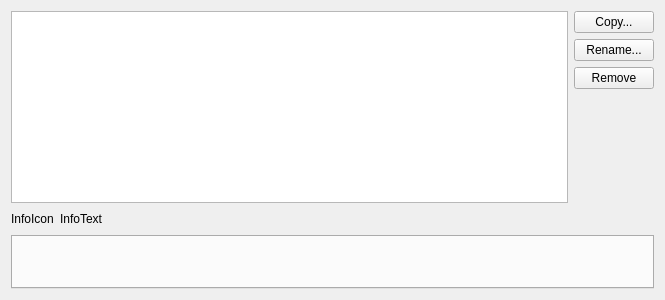
Old version of the form src/plugins/cpptools/clangdiagnosticconfigswidget.ui in the repository qt-creator/qt-creator.
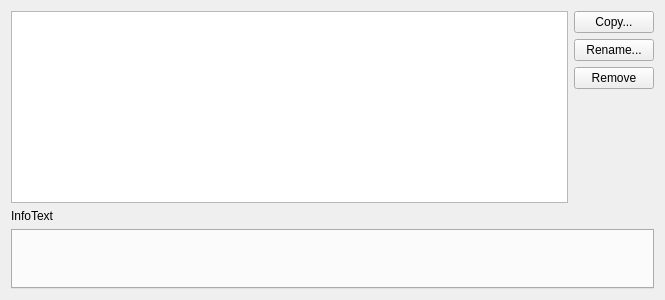
New version of the form. Custom widgets are drawn as their Qt base class.

Commit message:
ClangTools: Use Utils::InfoLabel in ClangDiagnosticConfigsWidget
Task-number: QTCREATORBUG-23346

Diff of the .ui file:
```diff
--- a/src/plugins/cpptools/clangdiagnosticconfigswidget.ui
+++ b/src/plugins/cpptools/clangdiagnosticconfigswidget.ui
@@ -62,35 +62,11 @@
    <item>
     <layout class="QVBoxLayout" name="verticalLayout">
      <item>
-      <layout class="QHBoxLayout" name="horizontalLayout_2">
-       <item>
-        <widget class="QLabel" name="infoIcon">
-         <property name="text">
-          <string>InfoIcon</string>
-         </property>
-        </widget>
-       </item>
-       <item>
-        <widget class="QLabel" name="infoLabel">
-         <property name="text">
-          <string>InfoText</string>
-         </property>
-        </widget>
-       </item>
-       <item>
-        <spacer name="horizontalSpacer">
-         <property name="orientation">
-          <enum>Qt::Horizontal</enum>
-         </property>
-         <property name="sizeHint" stdset="0">
-          <size>
-           <width>40</width>
-           <height>20</height>
-          </size>
-         </property>
-        </spacer>
-       </item>
-      </layout>
+      <widget class="Utils::InfoLabel" name="infoLabel">
+       <property name="text">
+        <string>InfoText</string>
+       </property>
+      </widget>
      </item>
      <item>
       <widget class="QTabWidget" name="tabWidget"/>
@@ -99,6 +75,13 @@
    </item>
   </layout>
  </widget>
+ <customwidgets>
+  <customwidget>
+   <class>Utils::InfoLabel</class>
+   <extends>QLabel</extends>
+   <header location="global">utils/infolabel.h</header>
+  </customwidget>
+ </customwidgets>
  <resources/>
  <connections/>
 </ui>
```
The commit also changes 1 other file.
